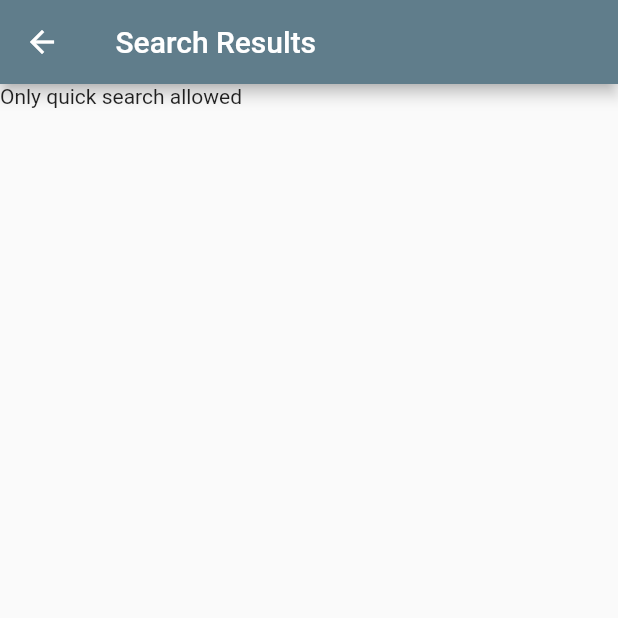
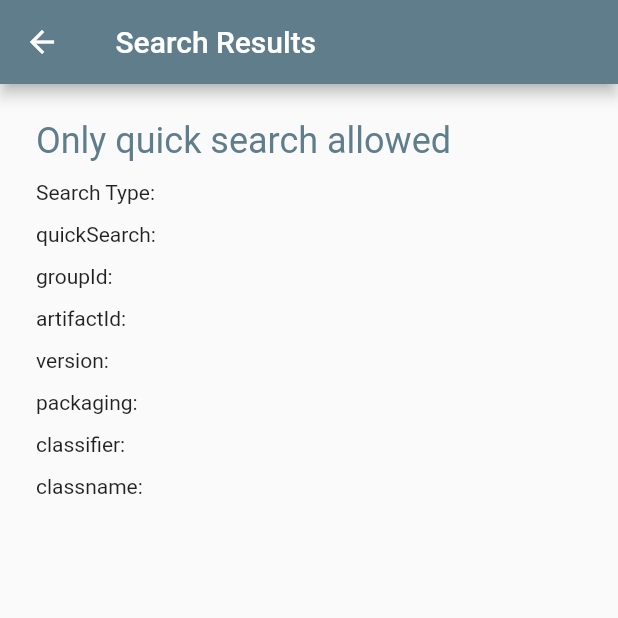
Before and after one commit to michaelmworthington/searchmavenapp, a Flutter app: the SearchResultsPage screen opened directly with empty values, on a phone screen of 412 x 824 dp, the top half of it. Run offline on Flutter 3.47's test engine with Material 2 defaults, Android fonts, the phone set to English and light mode, and no system bars; our stand-ins replace font_awesome_flutter.

Commit message:
compare against android project - implement UI navigation and more pages

```diff
--- /dev/null
+++ b/searchmavenapp/android-files.txt
@@ -0,0 +1,58 @@
+TODO:
+-----------------------------------------------------------------------------
+
+
+./res/drawable-hdpi/searchmaven_72_noshadow.png
+./res/drawable-hdpi/searchmaven_header.png
+
+
+./AndroidManifest.xml (set SDK versions)
+./project.properties (set target version)
+
+TODO: REST = ./src/com/searchmavenapp/android/maven/search/restletapi/MavenCentralRestAPI.java
+TODO: Search Impl = ./src/com/searchmavenapp/android/maven/search/ProgressThread.java
+TODO: Artifact Details = ./src/com/searchmavenapp/android/maven/search/activities/ArtifactDetails.java
+TODO: Search Results = ./src/com/searchmavenapp/android/maven/search/activities/SearchResults.java
+
+TODO: Dart Conventions = ./src/com/searchmavenapp/android/maven/search/constants/Constants.java
+
+
+
+
+
+./src/com/searchmavenapp/android/maven/search/restletapi/dao/MCRSpellCheck.java
+./src/com/searchmavenapp/android/maven/search/restletapi/dao/MCRResponseHeader.java
+
+
+
+DONE:
+-----------------------------------------------------------------------------
+./res/values/styles.xml
+./res/values/strings.xml
+x ./res/menu/search_results_context_menu.xml
+x ./res/menu/menu.xml
+x ./res/layout/search_results.xml
+x ./res/layout/search_results_progress_item.xml
+x ./res/layout/search_results_item.xml
+x ./res/layout/pom_view.xml
+x ./res/layout/main.xml
+x ./res/layout/main_advanced_search.xml
+x ./res/layout/help_dialog.xml
+x ./res/layout/artifact_details.xml
+x ./res/layout/about_dialog.xml
+x ./res/xml/preferences.xml
+-
+x ./src/com/searchmavenapp/android/maven/search/KeyboardSearchEditorActionListener.java
+n.a. - this is used for the android intents, in flutter, the navigator = ./src/com/searchmavenapp/android/maven/search/SearchResultsHandler.java
+n.a. - not implemented before, but i wanted to list all the files for the artifact = ./src/com/searchmavenapp/android/maven/search/activities/ArtifactFileListActivity.java
+
+x ./src/com/searchmavenapp/android/maven/search/activities/Main.java
+x ./src/com/searchmavenapp/android/maven/search/activities/MainAdvancedSearch.java
+x ./src/com/searchmavenapp/android/maven/search/activities/PomViewActivity.java
+x ./src/com/searchmavenapp/android/maven/search/activities/Preferences.java
+n.a. - some androidy stuff = ./src/com/searchmavenapp/android/maven/search/constants/OptionsMenuDialogActions.java
+x ./src/com/searchmavenapp/android/maven/search/constants/TextViewHelper.java
+
+x ./src/com/searchmavenapp/android/maven/search/restletapi/dao/MavenCentralResponse.java
+x ./src/com/searchmavenapp/android/maven/search/restletapi/dao/MCRDoc.java
+x ./src/com/searchmavenapp/android/maven/search/restletapi/dao/MCRResponse.java
--- a/searchmavenapp/lib/api/centralsearchapi.dart
+++ b/searchmavenapp/lib/api/centralsearchapi.dart
@@ -44,6 +44,7 @@ class CentralSearchAPI {
   }
 }
 
+//from: ./src/com/searchmavenapp/android/maven/search/restletapi/dao/MavenCentralResponse.java
 class MavenCentralResponse {
   final Map responseHeader;
   final MCRResponse response;
@@ -60,10 +61,12 @@ class MavenCentralResponse {
   }
 }
 
+//from: ./src/com/searchmavenapp/android/maven/search/restletapi/dao/MCRResponse.java
 class MCRResponse {
   final int numFound;
   final int start;
   final List<MCRDoc> docs;
+  //TODO: searchString
 
   MCRResponse({this.numFound, this.start, this.docs});
 
@@ -79,6 +82,7 @@ class MCRResponse {
   }
 }
 
+//from: ./src/com/searchmavenapp/android/maven/search/restletapi/dao/MCRDoc.java
 class MCRDoc {
   final String            iId;
   final String            iG;
@@ -87,7 +91,7 @@ class MCRDoc {
   final String            iLatestVersion;
   final String            iRepositoryId;
   final String            iP;
-  final int          iTimestamp;
+  final int               iTimestamp;
   final int               iVersionCount;
   final List<String>      iText;
   final List<String>      iTags;
--- a/searchmavenapp/lib/pages/searchresultspage.dart
+++ b/searchmavenapp/lib/pages/searchresultspage.dart
@@ -1,5 +1,6 @@
 import 'package:flutter/material.dart';
 import 'package:searchmavenapp/api/centralsearchapi.dart';
+import 'package:searchmavenapp/pages/artifactdetailspage.dart';
 import 'package:searchmavenapp/pages/fourthpage.dart';
 import 'package:searchmavenapp/pages/secondpage.dart';
 import 'package:searchmavenapp/pages/thirdpage.dart';
@@ -22,13 +23,17 @@ class SearchResultsPage extends StatelessWidget {
     if(searchTerms.isQuickSearch() == false){
       return Scaffold(
         appBar: AppBar(title: Text("${searchTerms.searchType} Search Results")),
-        body: Text("Only quick search allowed"));
+        body: _buildSearchNotAllowedMessage(context),
+      );
     }
 
+    //from:
+    //    - ./res/layout/search_results.xml
     return Scaffold(
       appBar: AppBar(title: Text("${searchTerms.searchType} Search Results")),
       body: FutureBuilder<MavenCentralResponse>(
         //TODO: call the API outside of build - init state? - https://flutter.io/docs/cookbook/networking/fetch-data#5-moving-the-fetch-call-out-of-the-build-method
+        //TODO: do more than just quick search
         future: CentralSearchAPI().search(pSearchQueryString: quickSearch, pStart: _start, pDemoMode: iDemoMode),
         builder: (context, AsyncSnapshot<MavenCentralResponse> snapshot) {
           if (snapshot.hasData) {
@@ -38,6 +43,8 @@ class SearchResultsPage extends StatelessWidget {
           }
 
           // By default, show a loading spinner
+          // from:
+          //     - ./res/layout/search_results_progress_item.xml
           return Center(
             child: Column(
               mainAxisAlignment: MainAxisAlignment.center,
@@ -50,6 +57,32 @@ class SearchResultsPage extends StatelessWidget {
           );
         }
       )
+    );
+  }
+
+    Widget _buildSearchNotAllowedMessage(BuildContext context) {
+    return ListView(
+      padding: EdgeInsets.symmetric(vertical: 24, horizontal: 24),
+      children: <Widget>[
+        Text("Only quick search allowed", style: Theme.of(context).textTheme.headline.copyWith(color: Theme.of(context).primaryColor)),
+        SizedBox(height: 12.0),
+        Text("Search Type: ${searchTerms.searchType}"),
+        SizedBox(height: 12.0),
+        Text("quickSearch: ${searchTerms.quickSearch}"),
+        SizedBox(height: 12.0),
+        Text("groupId: ${searchTerms.groupId}"),
+        SizedBox(height: 12.0),
+        Text("artifactId: ${searchTerms.artifactId}"),
+        SizedBox(height: 12.0),
+        Text("version: ${searchTerms.version}"),
+        SizedBox(height: 12.0),
+        Text("packaging: ${searchTerms.packaging}"),
+        SizedBox(height: 12.0),
+        Text("classifier: ${searchTerms.classifier}"),
+        SizedBox(height: 12.0),
+        Text("classname: ${searchTerms.classname}"),
+
+      ],
     );
   }
 }
@@ -124,11 +157,15 @@ class MavenCentralResponseList extends StatelessWidget {
   }
 
   Widget _createArtifactCard(BuildContext context, MCRDoc pArtifact){
+    //from:
+    //    - ./res/layout/search_results_item.xml
     //TODO: more styling and deal with childAspectRatio overflow
+    //    whatever styling works best, but the android version had
+    //    2 rows with groupid/artifactid left aligned and latest version and date right alighed
+    //    groupid would wrap when it reached the version
     return GestureDetector(
       onTap:() =>
-        showDialog(context: context,
-          builder: (context) => _dialogBuilderTap(context, pArtifact)),
+        Navigator.push(context, MaterialPageRoute(builder: (context) => ArtifactDetailsPage(iArtifact: pArtifact))),
       onLongPress:() =>
         showDialog(context: context,
           builder: (context) => _dialogBuilderLongPress(context, pArtifact)),
@@ -170,36 +207,10 @@ class MavenCentralResponseList extends StatelessWidget {
     );
   }
 
-    Widget _dialogBuilderTap(BuildContext pContext, MCRDoc pPhoto){
-    return SimpleDialog(
-      contentPadding: EdgeInsets.all(16),
-      children: <Widget>[
-        Text("MCRDoc Tapped: " + pPhoto.iA, style: Theme.of(pContext).textTheme.title), //TODO: show artifact details
-        SizedBox(height: 16),
-        Align(
-          alignment: Alignment.centerRight,
-          child: Wrap(
-            children: <Widget>[
-              FlatButton(
-                onPressed: () {
-                  Navigator.pop(pContext);
-                },
-                child: Text("Close")
-              ),
-              RaisedButton(
-                onPressed: () {
-                  Navigator.pop(pContext);
-                },
-                child: Text("OK")
-              )
-            ]
-          )
-        )
-      ]
-    );
-  }
-
   Widget _dialogBuilderLongPress(BuildContext pContext, MCRDoc pArtifact){
+    //from:
+    //   - ./res/menu/search_results_context_menu.xml
+    //   - TODO: java class?
     //https://docs.flutter.io/flutter/material/SimpleDialog-class.html
     return SimpleDialog(
       title: Text("Search By:"), //TODO: Styling
@@ -235,6 +246,15 @@ class MavenCentralResponseList extends StatelessWidget {
                 MaterialPageRoute(builder: (context) => FourthPage())
             );
           },
+        ),
+        Align(
+          alignment: Alignment.center,
+          child: FlatButton(
+            onPressed: () {
+              Navigator.pop(pContext);
+            },
+            child: Text("Close"),
+          ),
         )
       ]
     );
```
Also changed, not shown: searchmavenapp/lib/pages/artifactdetailspage.dart (added, +67 -0 lines), searchmavenapp/lib/pages/myhomepage.dart (+163 -33 lines), searchmavenapp/lib/pages/pomviewpage.dart (added, +33 -0 lines), searchmavenapp/lib/pages/settingspage.dart (added, +41 -0 lines).
